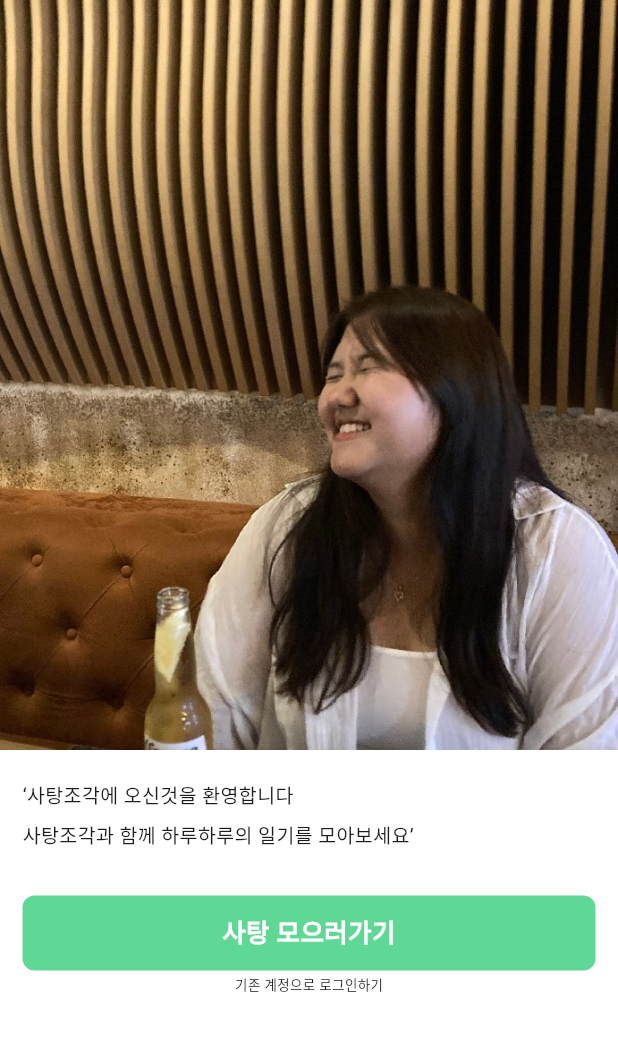
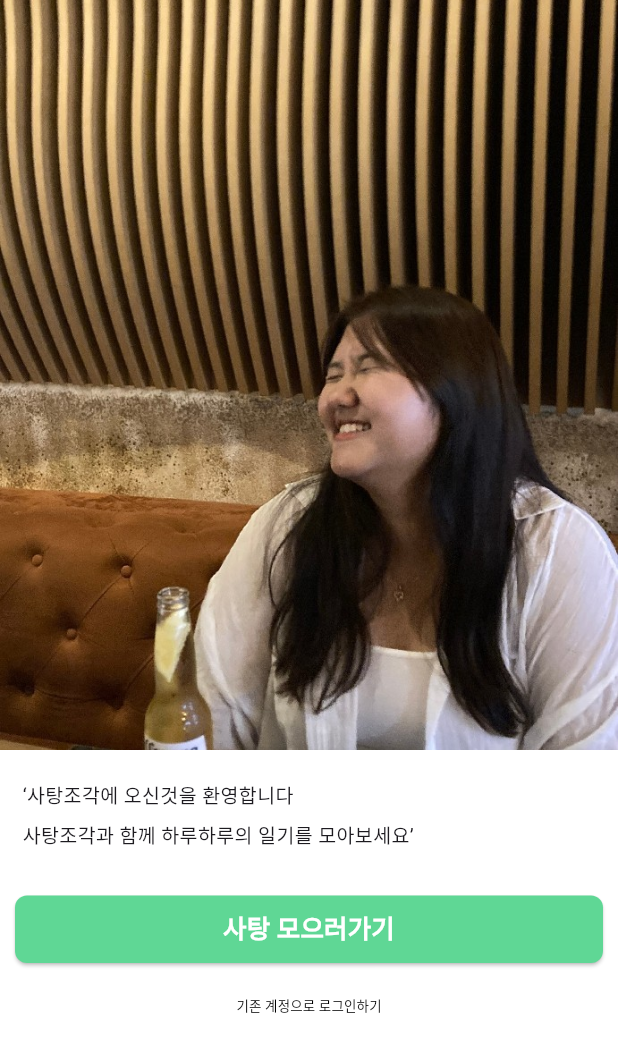
Before and after one commit to dahyeon-da/Canday, a Flutter app: the screen it shows after launch, on a phone screen of 412 x 824 dp. Shown: the top 1052 px of the screen. Run offline on Flutter 3.47's test engine with Material 3 defaults, Android fonts, the phone set to English and light mode, and no system bars.

Commit message:
✨ feat : 인트로 페이지 로그인 및 회원가입 페이지 연동 완료

```diff
--- a/canday_frontend/lib/src/screen/auth/intro.dart
+++ b/canday_frontend/lib/src/screen/auth/intro.dart
@@ -1,3 +1,5 @@
+import 'package:canday_frontend/src/screen/auth/login.dart';
+import 'package:canday_frontend/src/screen/auth/register.dart';
 import 'package:flutter/material.dart';
 
 class Intro extends StatefulWidget {
@@ -51,15 +53,19 @@ class _IntroState extends State<Intro> {
             height: 50,
             width: double.infinity,
             child: Container(
-              margin: EdgeInsets.fromLTRB(15, 0, 15, 0),
-              decoration: BoxDecoration(
+              margin: EdgeInsets.fromLTRB(10, 0, 10, 5),
+              child: ElevatedButton(
+                style: ElevatedButton.styleFrom(
+                  backgroundColor: Color.fromRGBO(95, 215, 149, 100),
+                  shape: RoundedRectangleBorder(
                     borderRadius: BorderRadius.circular(8),
-                color: Color.fromRGBO(95, 215, 149, 100),
                   ),
-              child: Column(
-                mainAxisAlignment: MainAxisAlignment.center,
-                children: [
-                  Text(
+                ),
+                onPressed: () {
+                  Navigator.push(context,
+                      MaterialPageRoute(builder: (context) => Register()));
+                },
+                child: Text(
                   "사탕 모으러가기",
                   style: TextStyle(
                     color: Colors.white,
@@ -68,15 +74,24 @@ class _IntroState extends State<Intro> {
                   ),
                   textAlign: TextAlign.center,
                 ),
-                ],
               ),
             ),
           ),
-          Container(height: 3),
-          Text(
+          TextButton(
+            onPressed: () {
+              Navigator.push(
+                  context, MaterialPageRoute(builder: (context) => Login()));
+            },
+            style: ButtonStyle(
+                overlayColor: WidgetStatePropertyAll(Colors.transparent)),
+            child: Text(
               '기존 계정으로 로그인하기',
-            style: TextStyle(fontSize: 9),
-          )
+              style: TextStyle(
+                fontSize: 9,
+                color: Colors.black,
+              ),
+            ),
+          ),
         ],
       ),
     );
```
Also changed, not shown: canday_frontend/lib/src/screen/auth/login.dart (added, +15 -0 lines), canday_frontend/lib/src/screen/auth/register.dart (added, +15 -0 lines). Lines whose indentation alone changed are shown as unchanged.
